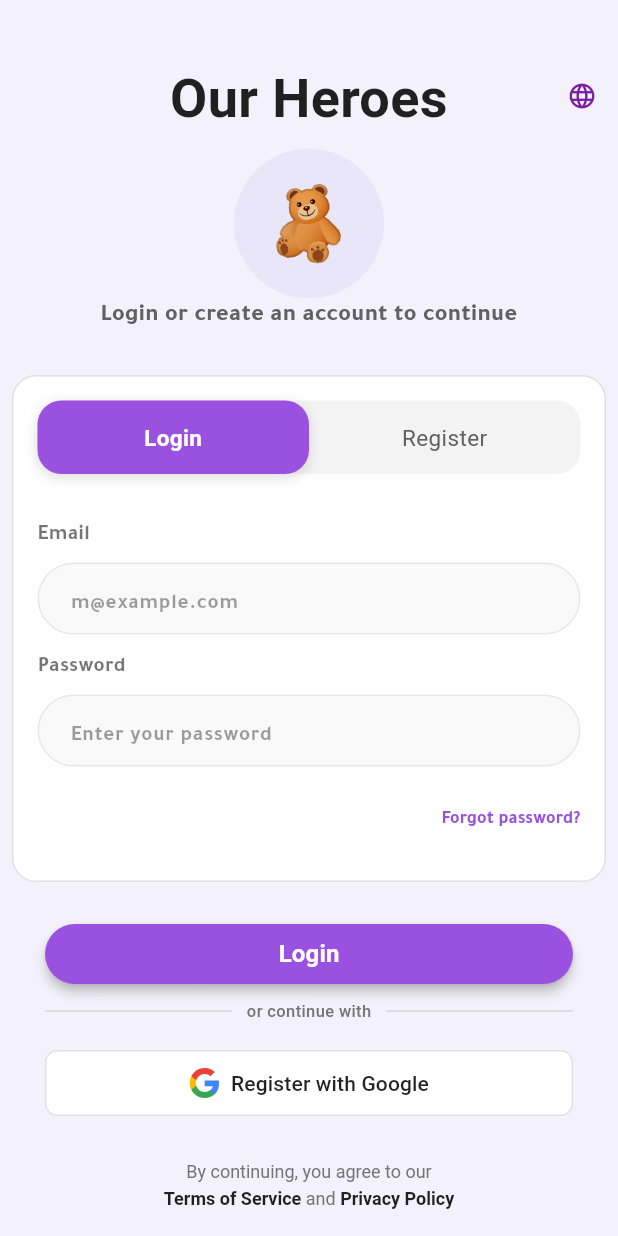
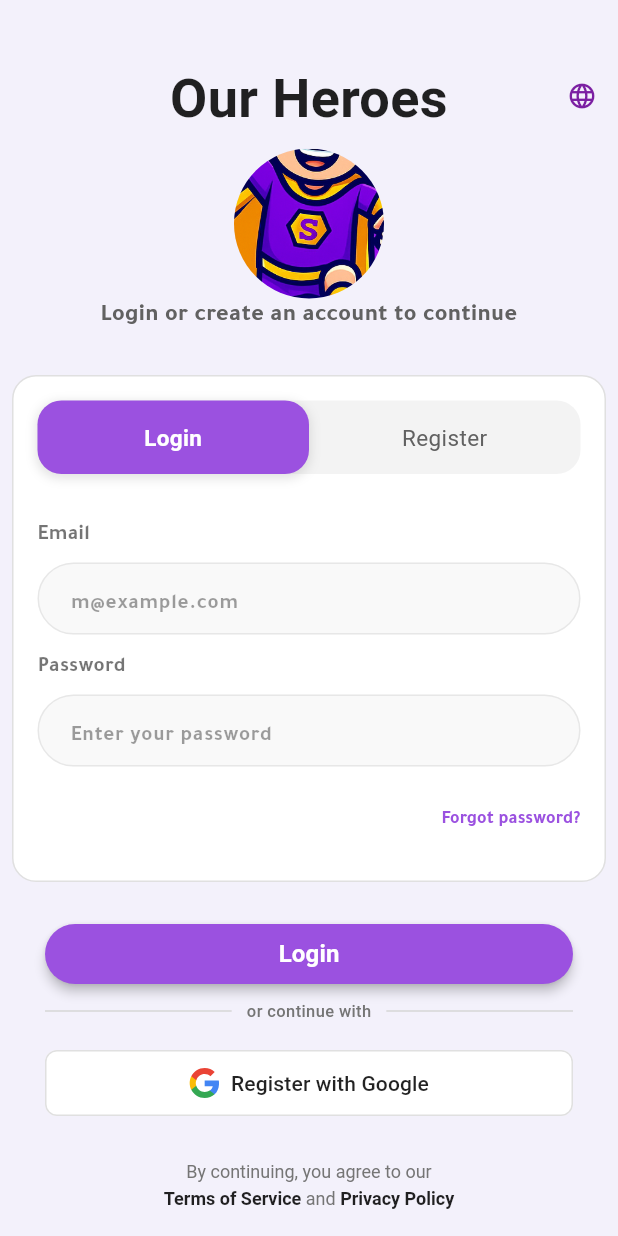
Before and after one commit to mohamedzewin01/wise_child, a Flutter app: the screen it shows after launch, after a tap on "Get Started", on a phone screen of 412 x 824 dp. Run offline on Flutter 3.47's test engine with Material 3 defaults, Android fonts, the phone set to English and light mode, and no system bars; our stand-ins replace another_flushbar, bloc, cached_network_image, cloud_firestore, connectivity_plus, device_info_plus and 17 more; accounts and stored records are empty; generated files the repository leaves out were written again; network calls fail; Roboto replaces fonts that are missing (Poppins).

Commit message:
Welcome Screen

```diff
--- a/lib/features/Auth/presentation/pages/Auth_page.dart
+++ b/lib/features/Auth/presentation/pages/Auth_page.dart
@@ -139,10 +139,11 @@ class _LoginPageState extends State<LoginPage> {
                         CircleAvatar(
                           radius: 50,
                           backgroundColor: ColorManager.cardBackground,
-                          child: const Text(
-                            "🧸",
-                            style: TextStyle(fontSize: 48),
-                          ),
+                          backgroundImage:  AssetImage(Assets.logoPng),
+                          // child: const Text(
+                          //   "🧸",
+                          //   style: TextStyle(fontSize: 48),
+                          // ),
                         ),
                         Text(
                           AppLocalizations.of(context)!.loginToContinue,
--- a/lib/features/Settings/presentation/pages/Settings_page.dart
+++ b/lib/features/Settings/presentation/pages/Settings_page.dart
@@ -197,7 +197,7 @@ class _EnhancedSettingsScreenState extends State<EnhancedSettingsScreen>
                 child: Opacity(
                   opacity: 0.1,
                   child: Image.asset(
-                    Assets.appbarbackgroundJpg,
+                    Assets.logoPng,
                     fit: BoxFit.cover,
                   ),
                 ),
--- a/lib/welcome_screen.dart
+++ b/lib/welcome_screen.dart
@@ -1,5 +1,6 @@
 import 'package:flutter/gestures.dart';
 import 'package:flutter/material.dart';
+import 'package:wise_child/assets_manager.dart';
 import 'package:wise_child/core/resources/color_manager.dart';
 import 'package:wise_child/core/resources/routes_manager.dart';
 import 'package:wise_child/core/resources/style_manager.dart';
@@ -33,7 +34,8 @@ class WelcomeScreen extends StatelessWidget {
                       CircleAvatar(
                         radius: 50,
                         backgroundColor: ColorManager.cardBackground,
-                        child: const Text("🧸", style: TextStyle(fontSize: 48)),
+                        backgroundImage: AssetImage(Assets.logoPng),
+                        // child: const Text("🧸", style: TextStyle(fontSize: 48)),
                       ),
                       const SizedBox(height: 20),
                       Text(
```
Also changed, not shown: assets/images/logo.png, 42 other files.
